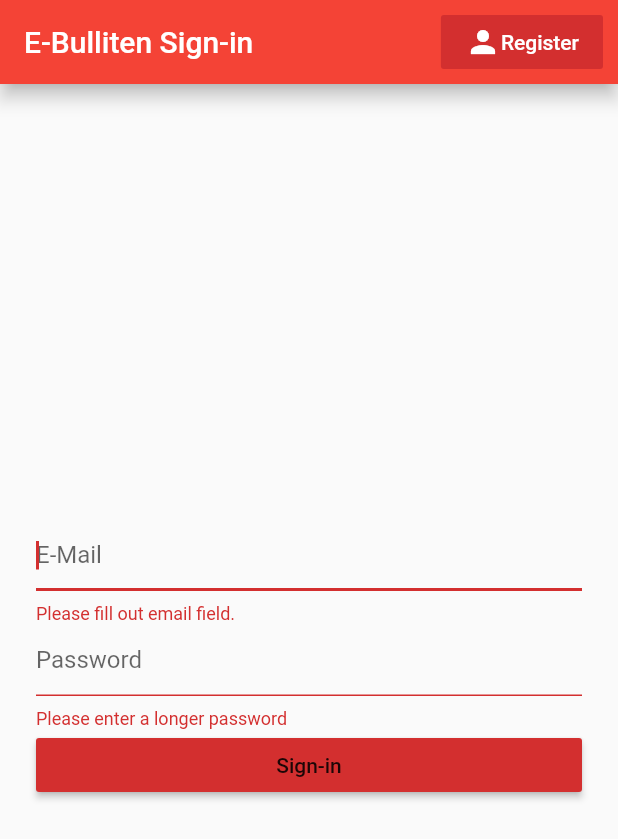
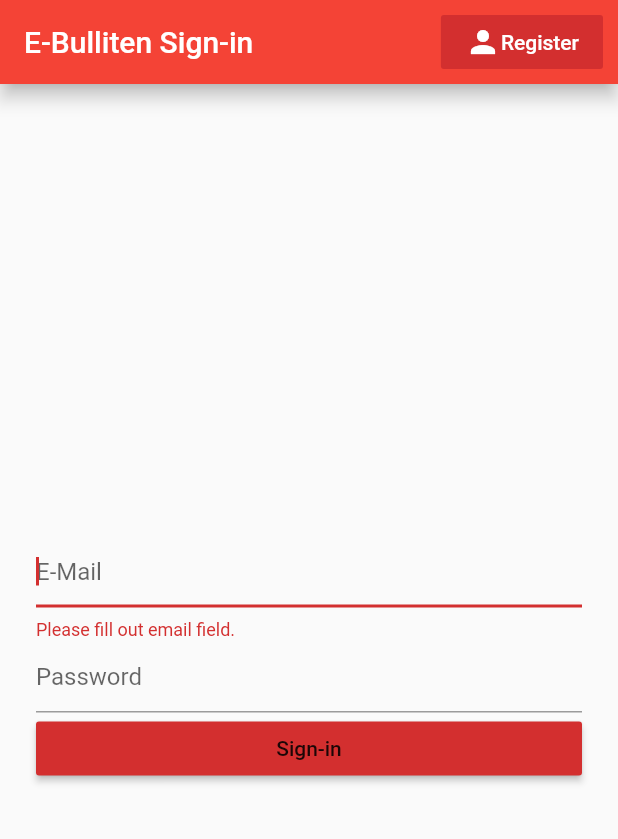
Before and after one commit to franck-noahk/senior-seminar-project, a Flutter app: the screen it shows after launch, after a tap on "Sign-in", on a phone screen of 412 x 824 dp. Shown: the top 839 px of the screen. Run offline on Flutter 3.47's test engine with Material 2 defaults, Android fonts, the phone set to English and light mode, and no system bars; our stand-ins replace cloud_firestore, firebase_auth, firebase_core; accounts and stored records are empty.

Commit message:
Removed the validator on password sing in.

```diff
--- a/e_bulletin/lib/widgets/pages/SignIn.dart
+++ b/e_bulletin/lib/widgets/pages/SignIn.dart
@@ -72,9 +72,7 @@ class SignIn extends StatelessWidget {
                     password = changes;
                   },
                   obscureText: true,
-                  validator: (value) => (value.length < 6)
-                      ? "Please enter a longer password"
-                      : null,
+
                 ),
                 RaisedButton(
                   child: Text("Sign-in"),
```
